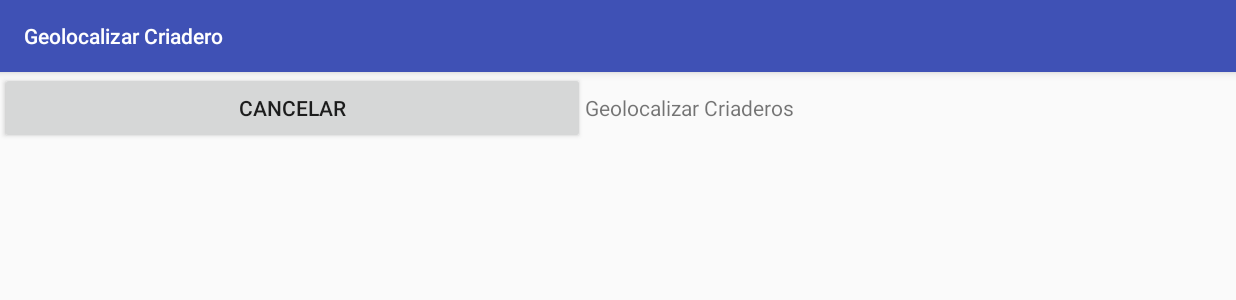
After one commit to Arenivar93/AppMalaria, an Android app: the GeolocalizarCriaderoActivity screen opened directly, with no data from a screen before it, on a phone screen of 824 x 412 dp (held sideways). The commit adds this screen. Shown: the top 300 px of the screen. Run offline under Robolectric (Android 15) with nearby library versions, the phone set to English and light mode, and no system bars; network calls fail.

Commit message:
Se creo la actividad para geolocalizar los criaderos

```diff
--- /dev/null
+++ b/app/src/main/java/com/minsal/dtic/sinavec/CRUD/Criaderos/activityCriadero/GeolocalizarCriaderoActivity.java
@@ -0,0 +1,59 @@
+package com.minsal.dtic.sinavec.CRUD.Criaderos.activityCriadero;
+
+import android.content.Intent;
+import android.os.Bundle;
+import android.support.design.widget.FloatingActionButton;
+import android.support.design.widget.Snackbar;
+import android.support.v4.app.NavUtils;
+import android.support.v7.app.AppCompatActivity;
+import android.support.v7.widget.Toolbar;
+import android.view.MenuItem;
+import android.view.View;
+import android.widget.Button;
+import android.widget.Toast;
+
+import com.minsal.dtic.sinavec.CRUD.Criaderos.fragmentCriadero.BuscarCriaderoSinActivity;
+import com.minsal.dtic.sinavec.EntityDAO.CtlPlCriadero;
+import com.minsal.dtic.sinavec.R;
+
+public class GeolocalizarCriaderoActivity extends AppCompatActivity {
+    Button cancelar;
+    @Override
+    protected void onCreate(Bundle savedInstanceState) {
+        super.onCreate(savedInstanceState);
+        setContentView(R.layout.activity_geolocalizar_criadero);
+
+        cancelar=(Button)findViewById(R.id.idRegresar);
+        String nombreCriadero="";
+
+        Bundle geolocalizarDatos=this.getIntent().getExtras();
+        if(geolocalizarDatos!=null){
+            int idMunicipio=geolocalizarDatos.getInt("idMunicipio");
+            int idCanton=geolocalizarDatos.getInt("idCanton");
+            int idCaserio=geolocalizarDatos.getInt("idCaserio");
+            /*CtlPlCriadero objectoCriadero= (CtlPlCriadero) geolocalizarDatos.getSerializable("criadero");
+            nombreCriadero=objectoCriadero.getNombre();*/
+            nombreCriadero=geolocalizarDatos.getString("criadero");
+
+        }
+        Toast.makeText(this,"Nombre Criadero="+nombreCriadero,Toast.LENGTH_LONG).show();
+
+        final String finalNombreCriadero = nombreCriadero;
+        cancelar.setOnClickListener(new View.OnClickListener() {
+            @Override
+            public void onClick(View v) {
+                Intent geolocalizarCriadero=new Intent(GeolocalizarCriaderoActivity.this, BuscarCriaderoSinActivity.class);
+                //geolocalizarCriadero.setFlags(Intent.FLAG_ACTIVITY_NEW_TASK | Intent.FLAG_ACTIVITY_CLEAR_TASK);
+                Bundle miBundle=new Bundle();
+                miBundle.putString("criadero", finalNombreCriadero);
+                geolocalizarCriadero.putExtras(miBundle);
+                startActivity(geolocalizarCriadero);
+
+
+                //finish();
+            }
+        });
+    }
+
+
+}
--- a/app/src/main/java/com/minsal/dtic/sinavec/EntityDAO/CtlPlCriadero.java
+++ b/app/src/main/java/com/minsal/dtic/sinavec/EntityDAO/CtlPlCriadero.java
@@ -4,6 +4,8 @@ import org.greenrobot.greendao.annotation.*;
 
 import com.minsal.dtic.sinavec.EntityDAO.DaoSession;
 import org.greenrobot.greendao.DaoException;
+
+import java.io.Serializable;
 
 // THIS CODE IS GENERATED BY greenDAO, EDIT ONLY INSIDE THE "KEEP"-SECTIONS
 
@@ -14,7 +16,7 @@ import org.greenrobot.greendao.DaoException;
  * Entity mapped to table "CTL_PL_CRIADERO".
  */
 @Entity(active = true)
-public class CtlPlCriadero {
+public class CtlPlCriadero implements Serializable{
 
     @Id
     private Long id;
--- /dev/null
+++ b/app/src/main/res/layout/activity_geolocalizar_criadero.xml
@@ -0,0 +1,10 @@
+<?xml version="1.0" encoding="utf-8"?>
+<LinearLayout xmlns:android="http://schemas.android.com/apk/res/android"
+    xmlns:app="http://schemas.android.com/apk/res-auto"
+    xmlns:tools="http://schemas.android.com/tools"
+    android:layout_width="match_parent"
+    android:layout_height="match_parent"
+    tools:context=".CRUD.Criaderos.activityCriadero.GeolocalizarCriaderoActivity">
+
+    <include layout="@layout/content_geolocalizar_criadero" />
+</LinearLayout>
--- /dev/null
+++ b/app/src/main/res/layout/content_geolocalizar_criadero.xml
@@ -0,0 +1,24 @@
+<?xml version="1.0" encoding="utf-8"?>
+<LinearLayout xmlns:android="http://schemas.android.com/apk/res/android"
+    xmlns:app="http://schemas.android.com/apk/res-auto"
+    xmlns:tools="http://schemas.android.com/tools"
+    android:layout_width="match_parent"
+    android:layout_height="match_parent"
+    tools:context=".CRUD.Criaderos.activityCriadero.GeolocalizarCriaderoActivity"
+    tools:showIn="@layout/activity_geolocalizar_criadero">
+
+    <Button
+        android:id="@+id/idRegresar"
+        android:layout_width="wrap_content"
+        android:layout_height="wrap_content"
+        android:layout_weight="1"
+        android:text="Cancelar"/>
+
+    <TextView
+        android:id="@+id/textView7"
+        android:layout_width="wrap_content"
+        android:layout_height="wrap_content"
+        android:layout_weight="1"
+        android:text="Geolocalizar Criaderos" />
+
+</LinearLayout>
```
Also changed, not shown: app/src/main/AndroidManifest.xml (+6 -1 lines), app/src/main/java/com/minsal/dtic/sinavec/CRUD/Criaderos/fragmentCriadero/BuscarCriaderoSinActivity.java (+46 -11 lines).
